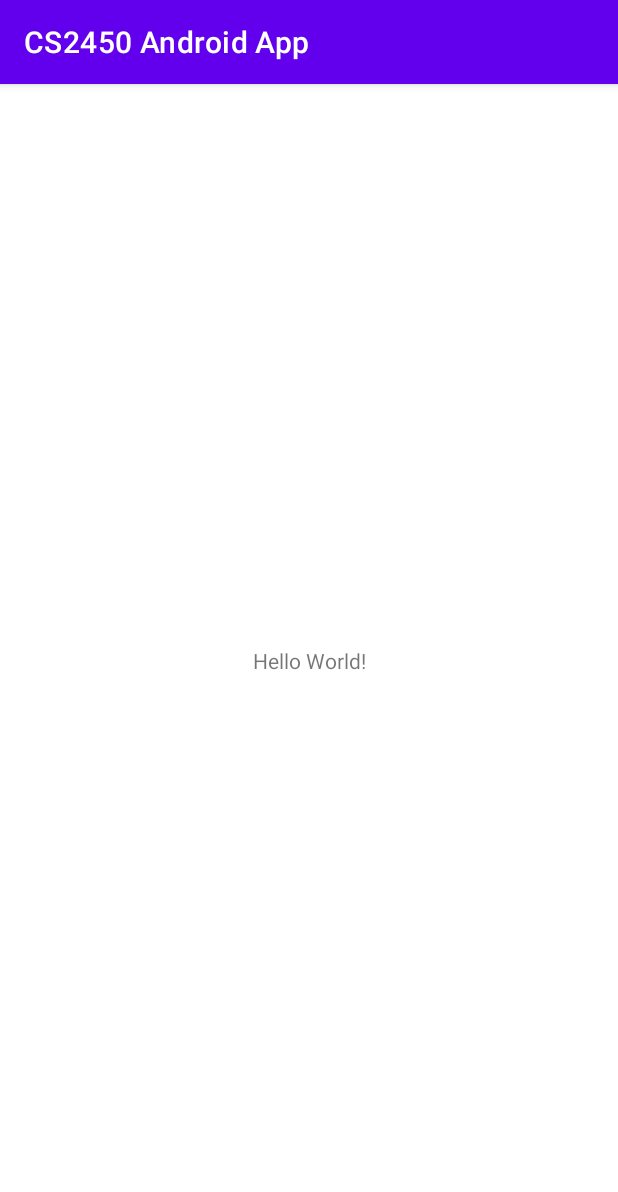
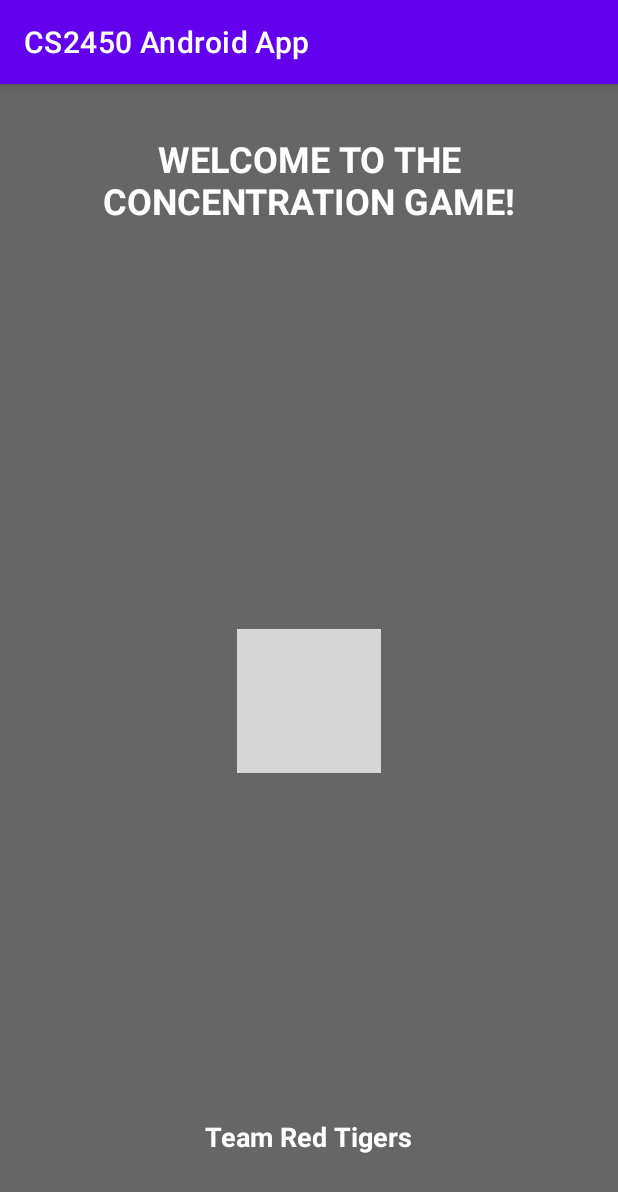
Before and after one commit to hamhead1005/CS2450-Android-Project, an Android app: the first screen one second after launch (MainActivity), on a phone screen of 412 x 824 dp. Shown: the top 1192 px of the screen. Run offline under Robolectric (Android 15) with nearby library versions, the phone set to English and light mode, and no system bars; grey boxes are pictures that could not be loaded.

Commit message:
Added the Intro Screen.
Our logo and team name will display for 3 seconds then move on to the actual game portion.

```diff
--- a/app/build.gradle
+++ b/app/build.gradle
@@ -32,6 +32,8 @@ dependencies {
     implementation 'androidx.appcompat:appcompat:1.2.0'
     implementation 'com.google.android.material:material:1.3.0'
     implementation 'androidx.constraintlayout:constraintlayout:2.0.4'
+    implementation 'androidx.navigation:navigation-fragment:2.3.5'
+    implementation 'androidx.navigation:navigation-ui:2.3.5'
     testImplementation 'junit:junit:4.+'
     androidTestImplementation 'androidx.test.ext:junit:1.1.2'
     androidTestImplementation 'androidx.test.espresso:espresso-core:3.3.0'
--- a/app/src/main/AndroidManifest.xml
+++ b/app/src/main/AndroidManifest.xml
@@ -9,6 +9,7 @@
         android:roundIcon="@mipmap/ic_launcher_round"
         android:supportsRtl="true"
         android:theme="@style/Theme.CS2450AndroidApp">
+        <activity android:name=".ConcentrationGame"></activity>
         <activity android:name=".MainActivity">
             <intent-filter>
                 <action android:name="android.intent.action.MAIN" />
--- a/app/src/main/java/com/example/cs2450androidapp/MainActivity.java
+++ b/app/src/main/java/com/example/cs2450androidapp/MainActivity.java
@@ -2,7 +2,14 @@ package com.example.cs2450androidapp;
 
 import androidx.appcompat.app.AppCompatActivity;
 
+import android.content.Intent;
+import android.media.MediaPlayer;
+import android.media.Ringtone;
 import android.os.Bundle;
+import android.os.CountDownTimer;
+import android.provider.Settings;
+import android.view.View;
+import android.widget.Button;
 
 public class MainActivity extends AppCompatActivity {
 
@@ -10,5 +17,22 @@ public class MainActivity extends AppCompatActivity {
     protected void onCreate(Bundle savedInstanceState) {
         super.onCreate(savedInstanceState);
         setContentView(R.layout.activity_main);
+
+        /**
+         * Count Down 3 seconds then change over to the game.
+         */
+        new CountDownTimer(3000,1000)
+        {
+            @Override
+            public void onTick(long l) {
+
+            }
+
+            @Override
+            public void onFinish() {
+                Intent intent = new Intent(MainActivity.this, ConcentrationGame.class);
+                startActivity(intent);
+            }
+        }.start();
     }
 }
--- a/app/src/main/res/layout/activity_main.xml
+++ b/app/src/main/res/layout/activity_main.xml
@@ -4,15 +4,59 @@
     xmlns:tools="http://schemas.android.com/tools"
     android:layout_width="match_parent"
     android:layout_height="match_parent"
+    android:background="#666666"
     tools:context=".MainActivity">
 
     <TextView
+        android:id="@+id/TextView"
+        android:layout_width="325dp"
+        android:layout_height="100dp"
+        android:gravity="center|top"
+        android:text="@string/Welcome"
+        android:textAllCaps="true"
+        android:textColor="#FFFFFF"
+        android:textIsSelectable="false"
+        android:textSize="24sp"
+        android:textStyle="bold"
+        android:typeface="sans"
+        app:layout_constraintBottom_toBottomOf="parent"
+        app:layout_constraintEnd_toEndOf="parent"
+        app:layout_constraintStart_toStartOf="parent"
+        app:layout_constraintTop_toTopOf="parent"
+        app:layout_constraintVertical_bias="0.05" />
+
+    <androidx.constraintlayout.widget.Guideline
+        android:id="@+id/guideline2"
         android:layout_width="wrap_content"
         android:layout_height="wrap_content"
-        android:text="Hello World!"
+        android:orientation="vertical"
+        app:layout_constraintGuide_begin="20dp" />
+
+    <TextView
+        android:id="@+id/textView2"
+        android:layout_width="wrap_content"
+        android:layout_height="wrap_content"
+        android:text="@string/team"
+        android:textColor="#FFFFFF"
+        android:textSize="18sp"
+        android:textStyle="bold"
         app:layout_constraintBottom_toBottomOf="parent"
-        app:layout_constraintLeft_toLeftOf="parent"
-        app:layout_constraintRight_toRightOf="parent"
-        app:layout_constraintTop_toTopOf="parent" />
+        app:layout_constraintEnd_toEndOf="parent"
+        app:layout_constraintHorizontal_bias="0.498"
+        app:layout_constraintStart_toStartOf="parent"
+        app:layout_constraintTop_toBottomOf="@+id/TextView"
+        app:layout_constraintVertical_bias="0.912" />
+
+    <ImageView
+        android:id="@+id/imageView4"
+        android:layout_width="wrap_content"
+        android:layout_height="wrap_content"
+        android:contentDescription="@string/team"
+        app:layout_constraintBottom_toTopOf="@+id/textView2"
+        app:layout_constraintEnd_toEndOf="parent"
+        app:layout_constraintHorizontal_bias="0.5"
+        app:layout_constraintStart_toStartOf="parent"
+        app:layout_constraintTop_toBottomOf="@+id/TextView"
+        app:srcCompat="@drawable/team_logo" />
 
 </androidx.constraintlayout.widget.ConstraintLayout>
--- a/app/src/main/res/values/strings.xml
+++ b/app/src/main/res/values/strings.xml
@@ -1,3 +1,6 @@
 <resources>
     <string name="app_name">CS2450 Android App</string>
+    <string name="title_activity_main2">MainActivity</string>
+    <string name="team">Team Red Tigers</string>
+    <string name="Welcome">Welcome to the Concentration Game!</string>
 </resources>
```
Also changed, not shown: app/src/main/java/com/example/cs2450androidapp/ConcentrationGame.java (added, +14 -0 lines), app/src/main/res/layout/activity_concentration_game.xml (added, +9 -0 lines), app/src/main/res/values/themes.xml (+9 -0 lines).
